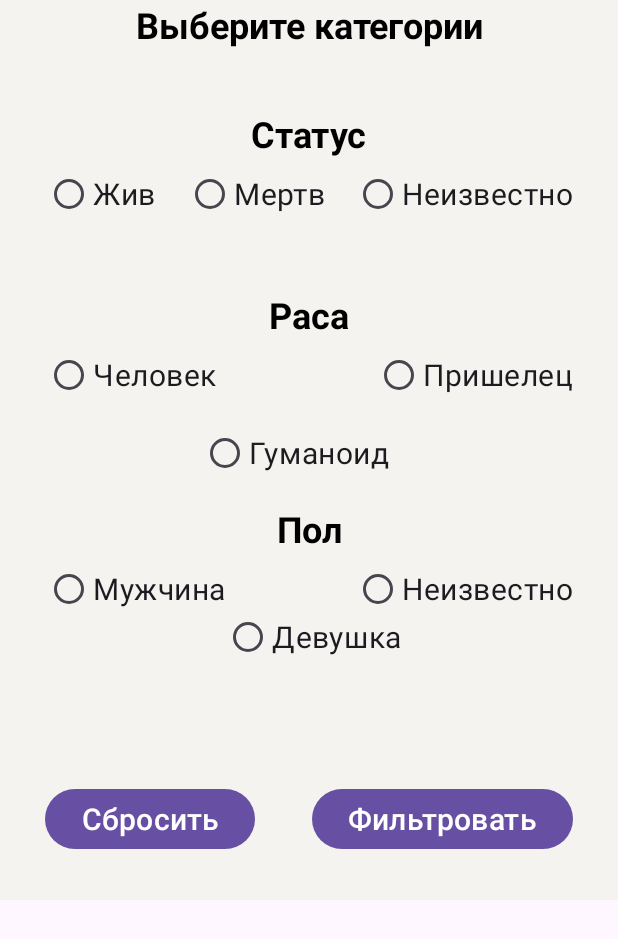
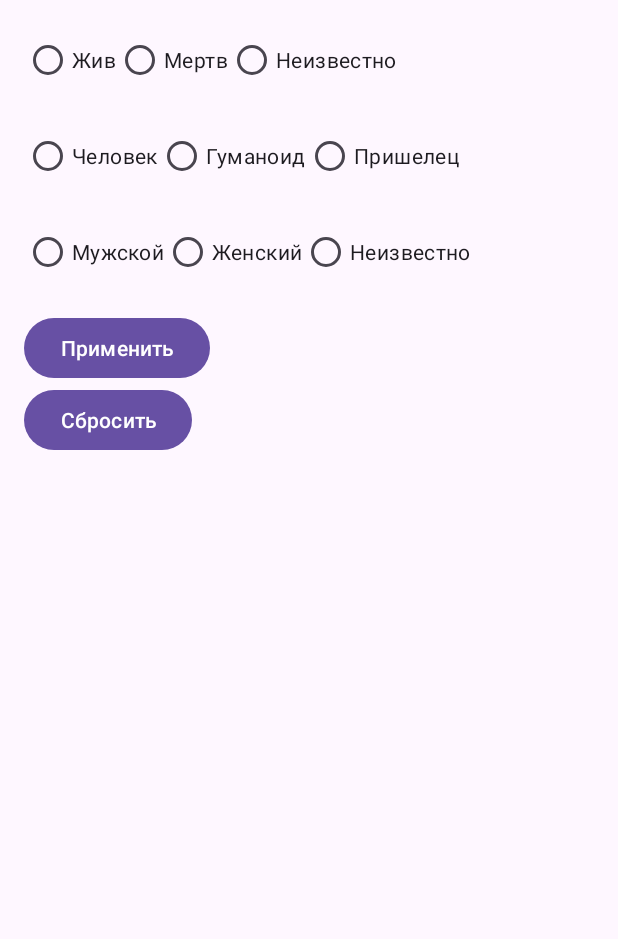
Before and after one commit to Arsenbotik228/FinalBoss, an Android app: the layout fragment_filter.xml on its own in the app's theme, with its tools: preview values and no code run, on a phone screen of 412 x 824 dp. Shown: the top 939 px of the screen. Run offline under Robolectric (Android 15) with nearby library versions, the phone set to English and light mode, and no system bars.

Commit message:
сделал поиск на 100% рабочий. ну все точно на 100%. фильтрация 90%, dct 100%

```diff
--- a/features/main/data/src/main/java/com/myself223/data/remote/sourse/SearchByNameSource.kt
+++ b/features/main/data/src/main/java/com/myself223/data/remote/sourse/SearchCharacterByNameSource.kt
@@ -5,7 +5,7 @@ import androidx.paging.PagingState
 import com.myself223.data.remote.apiservice.ApiService
 import com.myself223.domain.model.CharacterModel
 
-class SearchByNameSource(
+class SearchCharacterByNameSource(
     private val apiService: ApiService,
     private val name: String
 ) : PagingSource<Int, CharacterModel>() {
--- a/features/main/domain/src/main/java/com/myself223/domain/module/DomainModule.kt
+++ b/features/main/domain/src/main/java/com/myself223/domain/module/DomainModule.kt
@@ -2,12 +2,14 @@ package com.myself223.domain.module
 
 import com.myself223.domain.usecase.CharactersUseCase
 import com.myself223.domain.usecase.EpisodesUseCase
+import com.myself223.domain.usecase.FiltredCharactersUseCase
 import com.myself223.domain.usecase.LocationUseCase
-import com.myself223.domain.usecase.SearchUseCase
+import com.myself223.domain.usecase.SearchCharacterUseCase
 import org.koin.dsl.module
 
 val useCaseModule = module {
-     factory{ SearchUseCase(get()) }
+     factory{ SearchCharacterUseCase(get()) }
+     factory{ FiltredCharactersUseCase(get()) }
      factory{ CharactersUseCase(get()) }
      factory{ EpisodesUseCase(get()) }
      factory{ LocationUseCase(get()) }
--- a/features/main/domain/src/main/java/com/myself223/domain/repository/character/CharacterRepository.kt
+++ b/features/main/domain/src/main/java/com/myself223/domain/repository/character/CharacterRepository.kt
@@ -6,5 +6,6 @@ import kotlinx.coroutines.flow.Flow
 
 interface CharacterRepository {
     fun getAllCharacters(): Flow<PagingData<CharacterModel>>
-    fun searchByName(name: String): Flow<PagingData<CharacterModel>>
+    fun searchCharacterByName(name: String): Flow<PagingData<CharacterModel>>
+    fun filterCharacters(status: String?, species: String?, gender: String?): Flow<PagingData<CharacterModel>>
 }
--- a/features/main/domain/src/main/java/com/myself223/domain/usecase/SearchUseCase.kt
+++ b/features/main/domain/src/main/java/com/myself223/domain/usecase/SearchCharacterUseCase.kt
@@ -5,9 +5,9 @@ import com.myself223.domain.model.CharacterModel
 import com.myself223.domain.repository.character.CharacterRepository
 import kotlinx.coroutines.flow.Flow
 
-class SearchUseCase(private val repository: CharacterRepository) {
+class SearchCharacterUseCase(private val repository: CharacterRepository) {
 
-    fun searchByName(name: String): Flow<PagingData<CharacterModel>> {
-        return repository.searchByName(name)
+    fun searchCharacterByName(name: String): Flow<PagingData<CharacterModel>> {
+        return repository.searchCharacterByName(name)
     }
 }
--- a/features/main/src/main/java/com/myself223/main/presentation/module/uiModule.kt
+++ b/features/main/src/main/java/com/myself223/main/presentation/module/uiModule.kt
@@ -7,7 +7,7 @@ import org.koin.dsl.module
 
 
 val uiModule = module {
-    single { CharacterViewModel(get(),get()) }
+    single { CharacterViewModel(get(),get(),get())}
     single { EpisodesViewModel(get()) }
     single { LocationViewModel(get()) }
 }
--- a/features/main/src/main/res/layout/fragment_filter.xml
+++ b/features/main/src/main/res/layout/fragment_filter.xml
@@ -1,193 +1,96 @@
 <?xml version="1.0" encoding="utf-8"?>
-<androidx.constraintlayout.widget.ConstraintLayout xmlns:android="http://schemas.android.com/apk/res/android"
-    xmlns:app="http://schemas.android.com/apk/res-auto"
-    xmlns:tools="http://schemas.android.com/tools"
+<LinearLayout xmlns:android="http://schemas.android.com/apk/res/android"
     android:layout_width="match_parent"
-    android:layout_height="600dp"
-    android:background="#168BC34A"
-    tools:ignore="TextSizeCheck">
+    android:layout_height="wrap_content"
+    android:orientation="vertical"
+    android:padding="16dp">
 
-    <com.google.android.material.textview.MaterialTextView
-        android:id="@+id/txt_filter"
+    <RadioGroup
+        android:id="@+id/radioGroupStatus"
+        android:layout_width="match_parent"
+        android:layout_height="wrap_content"
+        android:orientation="horizontal"
+        android:layout_marginBottom="16dp">
+
+        <RadioButton
+            android:id="@+id/radioStatusAlive"
             android:layout_width="wrap_content"
             android:layout_height="wrap_content"
-        android:text="@string/txt_filter"
-        android:textAlignment="center"
-        android:textColor="@color/black"
-        android:textSize="24sp"
-        android:textStyle="bold"
-        app:layout_constraintEnd_toEndOf="parent"
-        app:layout_constraintStart_toStartOf="parent"
-        app:layout_constraintTop_toTopOf="parent" />
+            android:text="Жив" />
 
-    <com.google.android.material.textview.MaterialTextView
-        android:id="@+id/txt_status"
+        <RadioButton
+            android:id="@+id/radioStatusDead"
             android:layout_width="wrap_content"
             android:layout_height="wrap_content"
-        android:layout_marginTop="40sp"
-        android:text="@string/txt_status"
-        android:textColor="@color/black"
-        android:textSize="24sp"
-        android:textStyle="bold"
-        app:layout_constraintEnd_toEndOf="parent"
-        app:layout_constraintStart_toStartOf="parent"
-        app:layout_constraintTop_toBottomOf="@id/txt_filter" />
+            android:text="Мертв" />
 
-
-    <com.google.android.material.radiobutton.MaterialRadioButton
-        android:id="@+id/rd_btn_alive"
+        <RadioButton
+            android:id="@+id/radioStatusUnknown"
             android:layout_width="wrap_content"
             android:layout_height="wrap_content"
-        android:layout_marginLeft="30dp"
-        android:minHeight="48dp"
-        android:text="@string/txt_alive"
-        android:textSize="20sp"
-        app:layout_constraintStart_toStartOf="parent"
-        app:layout_constraintTop_toBottomOf="@id/txt_status" />
+            android:text="Неизвестно" />
+    </RadioGroup>
 
-    <com.google.android.material.radiobutton.MaterialRadioButton
-        android:id="@+id/rd_btn_dead"
+    <RadioGroup
+        android:id="@+id/radioGroupSpecies"
+        android:layout_width="match_parent"
+        android:layout_height="wrap_content"
+        android:orientation="horizontal"
+        android:layout_marginBottom="16dp">
+
+        <RadioButton
+            android:id="@+id/radioSpeciesHuman"
             android:layout_width="wrap_content"
             android:layout_height="wrap_content"
-        android:minHeight="48dp"
-        android:text="@string/txt_dead"
-        android:textSize="20sp"
-        app:layout_constraintEnd_toStartOf="@id/rd_btn_unknown"
-        app:layout_constraintStart_toEndOf="@id/rd_btn_alive"
-        app:layout_constraintTop_toBottomOf="@id/txt_status" />
+            android:text="Человек" />
 
-    <com.google.android.material.radiobutton.MaterialRadioButton
-        android:id="@+id/rd_btn_unknown"
+        <RadioButton
+            android:id="@+id/radioSpeciesHumanoid"
             android:layout_width="wrap_content"
             android:layout_height="wrap_content"
-        android:layout_marginRight="30dp"
-        android:minHeight="48dp"
-        android:text="@string/txt_unknown"
-        android:textSize="20sp"
-        app:layout_constraintEnd_toEndOf="parent"
-        app:layout_constraintTop_toBottomOf="@id/txt_status"
-        tools:ignore="DuplicateSpeakableTextCheck" />
+            android:text="Гуманоид" />
 
-    <com.google.android.material.textview.MaterialTextView
-        android:id="@+id/txt_rase"
+        <RadioButton
+            android:id="@+id/radioSpeciesAlien"
             android:layout_width="wrap_content"
             android:layout_height="wrap_content"
-        android:layout_marginTop="40sp"
-        android:text="@string/txt_rase"
-        android:textColor="@color/black"
-        android:textSize="24sp"
-        android:textStyle="bold"
-        app:layout_constraintEnd_toEndOf="parent"
-        app:layout_constraintStart_toStartOf="parent"
-        app:layout_constraintTop_toBottomOf="@id/rd_btn_dead" />
+            android:text="Пришелец" />
+    </RadioGroup>
 
+    <RadioGroup
+        android:id="@+id/radioGroupGender"
+        android:layout_width="match_parent"
+        android:layout_height="wrap_content"
+        android:orientation="horizontal"
+        android:layout_marginBottom="16dp">
 
-    <com.google.android.material.radiobutton.MaterialRadioButton
-        android:id="@+id/rd_btn_human"
+        <RadioButton
+            android:id="@+id/radioGenderMale"
             android:layout_width="wrap_content"
             android:layout_height="wrap_content"
-        android:layout_marginLeft="30dp"
-        android:minHeight="48dp"
-        android:text="@string/txt_human"
-        android:textSize="20sp"
-        app:layout_constraintStart_toStartOf="parent"
-        app:layout_constraintTop_toBottomOf="@id/txt_rase" />
+            android:text="Мужской" />
 
-    <com.google.android.material.radiobutton.MaterialRadioButton
-        android:id="@+id/rd_btn_humanoid"
+        <RadioButton
+            android:id="@+id/radioGenderFemale"
             android:layout_width="wrap_content"
             android:layout_height="wrap_content"
-        android:layout_marginTop="52dp"
-        android:minHeight="48dp"
-        android:text="@string/txt_humanoid"
-        android:textSize="20sp"
-        app:layout_constraintEnd_toEndOf="parent"
-        app:layout_constraintHorizontal_bias="0.468"
-        app:layout_constraintStart_toStartOf="parent"
-        app:layout_constraintTop_toBottomOf="@id/txt_rase" />
+            android:text="Женский" />
 
-    <com.google.android.material.radiobutton.MaterialRadioButton
-        android:id="@+id/rd_btn_alien"
+        <RadioButton
+            android:id="@+id/radioGenderUnknown"
             android:layout_width="wrap_content"
             android:layout_height="wrap_content"
-        android:layout_marginRight="30dp"
-        android:minHeight="48dp"
-        android:text="@string/txt_alien"
-        android:textSize="20sp"
-        app:layout_constraintEnd_toEndOf="parent"
-        app:layout_constraintTop_toBottomOf="@id/txt_rase" />
-
-    <com.google.android.material.textview.MaterialTextView
-        android:id="@+id/txt_gender"
+            android:text="Неизвестно" />
+    </RadioGroup>
+    <com.google.android.material.button.MaterialButton
+        android:id="@+id/btn_apply_filters"
         android:layout_width="wrap_content"
         android:layout_height="wrap_content"
-        android:layout_marginTop="10dp"
-        android:text="@string/txt_gender"
-        android:textColor="@color/black"
-        android:textSize="24sp"
-        android:textStyle="bold"
-        app:layout_constraintEnd_toEndOf="parent"
-        app:layout_constraintStart_toStartOf="parent"
-        app:layout_constraintTop_toBottomOf="@id/rd_btn_humanoid" />
+        android:text="Применить" />
 
-
-    <com.google.android.material.radiobutton.MaterialRadioButton
-        android:id="@+id/rd_btn_male"
+    <com.google.android.material.button.MaterialButton
+        android:id="@+id/btn_un_apply"
         android:layout_width="wrap_content"
         android:layout_height="wrap_content"
-        android:layout_marginLeft="30dp"
-        android:minHeight="48dp"
-        android:text="@string/txt_male"
-        android:textSize="20sp"
-        app:layout_constraintStart_toStartOf="parent"
-        app:layout_constraintTop_toBottomOf="@id/txt_gender"
-        tools:ignore="TouchTargetSizeCheck,VisualLintBounds" />
-
-    <com.google.android.material.radiobutton.MaterialRadioButton
-        android:id="@+id/rd_btn_female"
-        android:layout_width="wrap_content"
-        android:layout_height="wrap_content"
-        android:layout_marginTop="32dp"
-        android:minHeight="48dp"
-        android:text="@string/txt_female"
-        android:textSize="20sp"
-        app:layout_constraintEnd_toEndOf="parent"
-        app:layout_constraintHorizontal_bias="0.51"
-        app:layout_constraintStart_toStartOf="parent"
-        app:layout_constraintTop_toBottomOf="@id/txt_gender"
-        tools:ignore="TouchTargetSizeCheck,VisualLintBounds" />
-
-    <com.google.android.material.radiobutton.MaterialRadioButton
-        android:id="@+id/rd_btn_unknown2"
-        android:layout_width="wrap_content"
-        android:layout_height="wrap_content"
-        android:layout_marginRight="30dp"
-        android:minHeight="48dp"
-        android:text="@string/txt_unknown"
-        android:textSize="20sp"
-        app:layout_constraintEnd_toEndOf="parent"
-        app:layout_constraintTop_toBottomOf="@id/txt_gender"
-        tools:ignore="TouchTargetSizeCheck,VisualLintBounds" />
-    <com.google.android.material.button.MaterialButton
-        android:id="@+id/btn_filtre"
-        android:layout_width="wrap_content"
-        android:layout_height="wrap_content"
-        android:text="@string/txt_filtered"
-        app:layout_constraintEnd_toEndOf="parent"
-        android:textSize="20sp"
-        app:layout_constraintBottom_toBottomOf="parent"
-        android:layout_margin="30dp"/>
-    <com.google.android.material.button.MaterialButton
-        android:id="@+id/btn_no_filtre"
-        android:layout_width="wrap_content"
-        android:layout_height="wrap_content"
-        android:text="@string/txt_non_filtred"
-        app:layout_constraintStart_toStartOf="parent"
-        android:textSize="20sp"
-        app:layout_constraintBottom_toBottomOf="parent"
-        android:layout_margin="30dp"/>
-
-
-
-
-</androidx.constraintlayout.widget.ConstraintLayout>
+        android:text="Сбросить" />
+</LinearLayout>
--- a/features/main/src/main/res/navigation/main_nav.xml
+++ b/features/main/src/main/res/navigation/main_nav.xml
@@ -26,7 +26,7 @@
         tools:layout="@layout/fragment_location" />
     <fragment
         android:id="@+id/filterFragment"
-        android:name="com.myself223.main.presentation.ui.fragments.FilterFragment"
+        android:name="com.myself223.main.presentation.ui.fragments.FilterCharacterFragment"
         android:label="FilterFragment"
         tools:layout="@layout/fragment_filter"/>
 </navigation>
```
Also changed, not shown: features/main/data/src/main/java/com/myself223/data/remote/apiservice/ApiService.kt (+7 -1 lines), features/main/data/src/main/java/com/myself223/data/remote/repository/character/CharacterRepositoryImpl.kt (+20 -3 lines), features/main/data/src/main/java/com/myself223/data/remote/repository/character/SearchByNameRepositoryImpl.kt (deleted, +0 -19 lines), features/main/data/src/main/java/com/myself223/data/remote/sourse/CharacterPagingSource.kt (added, +22 -0 lines), features/main/domain/src/main/java/com/myself223/domain/repository/character/SearchByNameRepository.kt (deleted, +0 -9 lines), features/main/domain/src/main/java/com/myself223/domain/usecase/FiltredCharactersUseCase.kt (added, +12 -0 lines), features/main/src/main/java/com/myself223/main/presentation/ui/fragments/FilterCharacterFragment.kt (added, +60 -0 lines), features/main/src/main/java/com/myself223/main/presentation/ui/fragments/FilterFragment.kt (deleted, +0 -30 lines), features/main/src/main/java/com/myself223/main/presentation/ui/fragments/characters/CharacterViewModel.kt (+42 -11 lines), features/main/src/main/java/com/myself223/main/presentation/ui/fragments/characters/CharactersFragment.kt (+8 -2 lines), features/main/src/main/res/layout/fragment_characters.xml (+16 -2 lines). Lines whose indentation alone changed are shown as unchanged.
